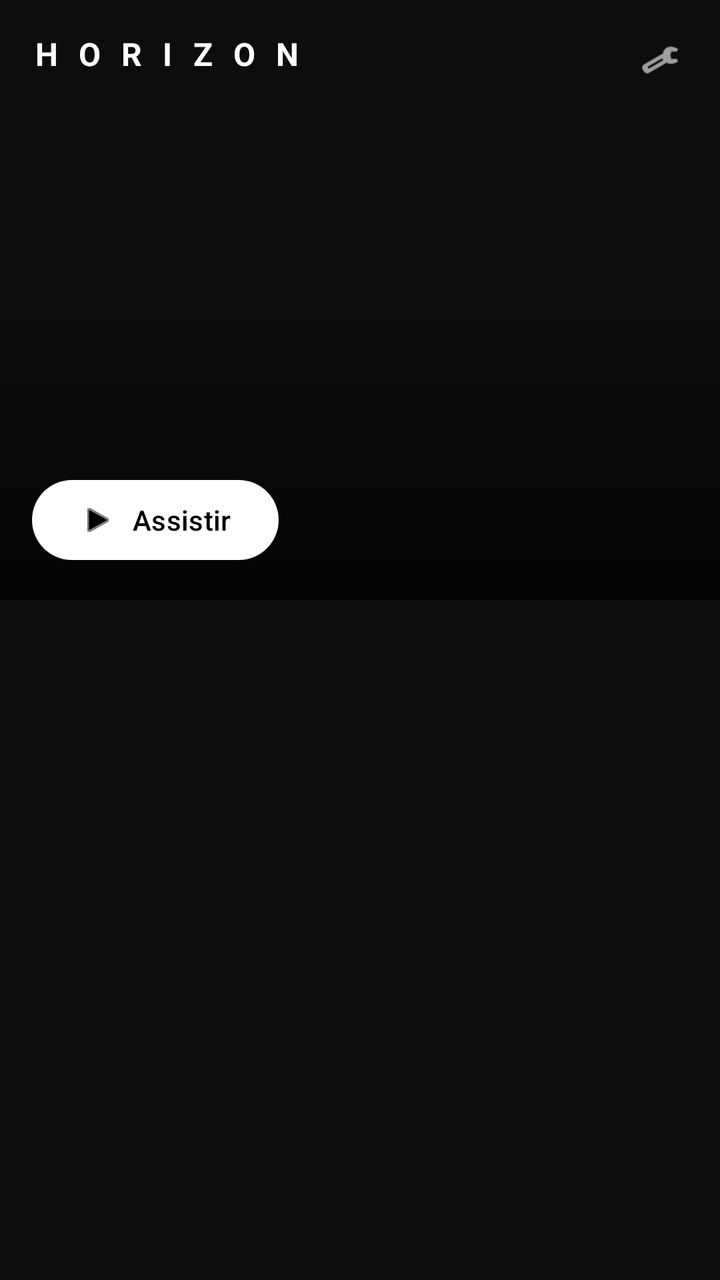
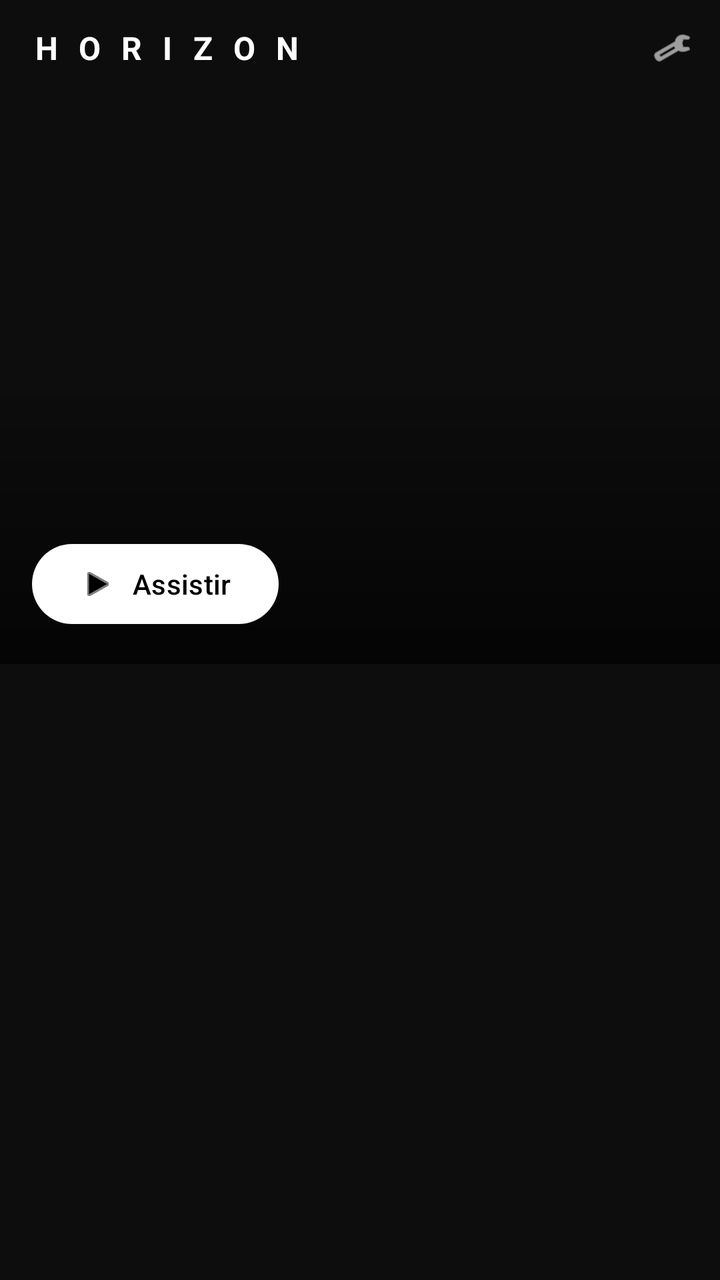

Two renders of the same Android screen: before a commit and after it. Below are the layout's source before the change and the commit's diff.
<!-- AndroidManifest.xml: application theme Theme.Horizon -->
<!-- res/layout/activity_stream.xml -->
<?xml version="1.0" encoding="utf-8"?>
<ScrollView xmlns:android="http://schemas.android.com/apk/res/android"
    xmlns:app="http://schemas.android.com/apk/res-auto"
    android:layout_width="match_parent"
    android:layout_height="match_parent"
    android:background="@color/bg"
    android:fillViewport="true"
    android:scrollbars="none">

    <LinearLayout
        android:layout_width="match_parent"
        android:layout_height="wrap_content"
        android:orientation="vertical"
        android:paddingBottom="24dp">

        
        <FrameLayout
            android:layout_width="match_parent"
            android:layout_height="300dp">

            <ImageView
                android:id="@+id/heroImage"
                android:layout_width="match_parent"
                android:layout_height="match_parent"
                android:scaleType="centerCrop" />

            <View
                android:layout_width="match_parent"
                android:layout_height="160dp"
                android:layout_gravity="bottom"
                android:background="@drawable/scrim_bottom" />

            <TextView
                android:layout_width="wrap_content"
                android:layout_height="wrap_content"
                android:layout_gravity="top|start"
                android:layout_margin="16dp"
                android:fitsSystemWindows="true"
                android:letterSpacing="0.2"
                android:text="@string/title"
                android:textColor="@color/text_primary"
                android:textSize="16sp"
                android:textStyle="bold" />

            <com.google.android.material.button.MaterialButton
                android:id="@+id/btnManage"
                style="@style/Widget.Material3.Button.IconButton"
                android:layout_width="48dp"
                android:layout_height="48dp"
                android:layout_gravity="top|end"
                android:layout_margin="6dp"
                app:icon="@android:drawable/ic_menu_manage"
                app:iconTint="@color/text_primary" />

            <LinearLayout
                android:layout_width="match_parent"
                android:layout_height="wrap_content"
                android:layout_gravity="bottom"
                android:orientation="vertical"
                android:padding="16dp">

                <TextView
                    android:id="@+id/heroTitle"
                    android:layout_width="match_parent"
                    android:layout_height="wrap_content"
                    android:ellipsize="end"
                    android:maxLines="2"
                    android:textColor="#FFFFFF"
                    android:textSize="20sp"
                    android:textStyle="bold" />

                <com.google.android.material.button.MaterialButton
                    android:id="@+id/btnHeroPlay"
                    android:layout_width="wrap_content"
                    android:layout_height="wrap_content"
                    android:layout_marginTop="10dp"
                    android:text="@string/play"
                    android:textColor="#000000"
                    app:backgroundTint="#FFFFFF"
                    app:icon="@android:drawable/ic_media_play"
                    app:iconTint="#000000" />
            </LinearLayout>
        </FrameLayout>

        
        <LinearLayout
            android:id="@+id/rows"
            android:layout_width="match_parent"
            android:layout_height="wrap_content"
            android:orientation="vertical"
            android:paddingTop="8dp" />

        <TextView
            android:id="@+id/empty"
            android:layout_width="match_parent"
            android:layout_height="wrap_content"
            android:gravity="center"
            android:padding="48dp"
            android:text="@string/empty_library"
            android:textColor="@color/text_secondary"
            android:visibility="gone" />
    </LinearLayout>
</ScrollView>
<!-- resources referenced by this layout -->
<resources>
  <color name="bg">#0D0D0D</color>
  <color name="text_primary">#FFFFFF</color>
  <color name="text_secondary">#9E9E9E</color>
  <!-- drawable scrim_bottom (drawable) -->
  <?xml version="1.0" encoding="utf-8"?>
  <shape xmlns:android="http://schemas.android.com/apk/res/android"
      android:shape="rectangle">
      <gradient
          android:angle="90"
          android:startColor="#B3000000"
          android:endColor="#00000000" />
  </shape>
  <string name="empty_library">Nenhum vídeo baixado ainda</string>
  <string name="play">Assistir</string>
  <string name="title">H O R I Z O N</string>
  <style name="Theme.Horizon" parent="Theme.Material3.Dark.NoActionBar">
          <item name="android:windowBackground">@color/bg</item>
          <item name="colorPrimary">@color/accent</item>
          <item name="colorOnPrimary">#000000</item>
          <item name="colorSurface">@color/surface</item>
          <item name="android:statusBarColor">@color/bg</item>
          <item name="android:navigationBarColor">@color/bg</item>
      </style>
  <color name="accent">#FF9800</color>
  <color name="surface">#1A1A1A</color>
</resources>

<!-- the commit's change to res/layout/activity_stream.xml (unified diff, before → after) -->
@@ -1,103 +1,191 @@
 <?xml version="1.0" encoding="utf-8"?>
-<ScrollView xmlns:android="http://schemas.android.com/apk/res/android"
+<FrameLayout xmlns:android="http://schemas.android.com/apk/res/android"
     xmlns:app="http://schemas.android.com/apk/res-auto"
     android:layout_width="match_parent"
     android:layout_height="match_parent"
     android:background="@color/bg"
-    android:fillViewport="true"
-    android:scrollbars="none">
+    android:fitsSystemWindows="true">
 
-    <LinearLayout
+    <ScrollView
         android:layout_width="match_parent"
-        android:layout_height="wrap_content"
-        android:orientation="vertical"
-        android:paddingBottom="24dp">
+        android:layout_height="match_parent"
+        android:fillViewport="true"
+        android:scrollbars="none">
 
-        
-        <FrameLayout
+        <LinearLayout
             android:layout_width="match_parent"
-            android:layout_height="300dp">
+            android:layout_height="wrap_content"
+            android:orientation="vertical"
+            android:paddingBottom="24dp">
 
-            <ImageView
-                android:id="@+id/heroImage"
-                android:layout_width="match_parent"
-                android:layout_height="match_parent"
-                android:scaleType="centerCrop" />
-
-            <View
-                android:layout_width="match_parent"
-                android:layout_height="160dp"
-                android:layout_gravity="bottom"
-                android:background="@drawable/scrim_bottom" />
-
-            <TextView
-                android:layout_width="wrap_content"
-                android:layout_height="wrap_content"
-                android:layout_gravity="top|start"
-                android:layout_margin="16dp"
-                android:fitsSystemWindows="true"
-                android:letterSpacing="0.2"
-                android:text="@string/title"
-                android:textColor="@color/text_primary"
-                android:textSize="16sp"
-                android:textStyle="bold" />
-
-            <com.google.android.material.button.MaterialButton
-                android:id="@+id/btnManage"
-                style="@style/Widget.Material3.Button.IconButton"
-                android:layout_width="48dp"
-                android:layout_height="48dp"
-                android:layout_gravity="top|end"
-                android:layout_margin="6dp"
-                app:icon="@android:drawable/ic_menu_manage"
-                app:iconTint="@color/text_primary" />
-
+            
             <LinearLayout
                 android:layout_width="match_parent"
                 android:layout_height="wrap_content"
-                android:layout_gravity="bottom"
-                android:orientation="vertical"
-                android:padding="16dp">
+                android:gravity="center_vertical"
+                android:orientation="horizontal"
+                android:paddingStart="16dp">
 
                 <TextView
-                    android:id="@+id/heroTitle"
-                    android:layout_width="match_parent"
+                    android:layout_width="0dp"
                     android:layout_height="wrap_content"
-                    android:ellipsize="end"
-                    android:maxLines="2"
-                    android:textColor="#FFFFFF"
-                    android:textSize="20sp"
+                    android:layout_weight="1"
+                    android:letterSpacing="0.2"
+                    android:text="@string/title"
+                    android:textColor="@color/text_primary"
+                    android:textSize="16sp"
                     android:textStyle="bold" />
 
                 <com.google.android.material.button.MaterialButton
-                    android:id="@+id/btnHeroPlay"
+                    android:id="@+id/btnManage"
+                    style="@style/Widget.Material3.Button.IconButton"
+                    android:layout_width="48dp"
+                    android:layout_height="48dp"
+                    app:icon="@android:drawable/ic_menu_manage"
+                    app:iconTint="@color/text_primary" />
+            </LinearLayout>
+
+            <HorizontalScrollView
+                android:layout_width="match_parent"
+                android:layout_height="wrap_content"
+                android:paddingHorizontal="12dp"
+                android:paddingBottom="4dp"
+                android:scrollbars="none">
+
+                <com.google.android.material.chip.ChipGroup
+                    android:id="@+id/catBar"
                     android:layout_width="wrap_content"
                     android:layout_height="wrap_content"
-                    android:layout_marginTop="10dp"
-                    android:text="@string/play"
-                    android:textColor="#000000"
-                    app:backgroundTint="#FFFFFF"
-                    app:icon="@android:drawable/ic_media_play"
-                    app:iconTint="#000000" />
-            </LinearLayout>
-        </FrameLayout>
+                    app:singleLine="true"
+                    app:singleSelection="true" />
+            </HorizontalScrollView>
 
-        
-        <LinearLayout
-            android:id="@+id/rows"
-            android:layout_width="match_parent"
-            android:layout_height="wrap_content"
-            android:orientation="vertical"
-            android:paddingTop="8dp" />
+            
+            <FrameLayout
+                android:id="@+id/heroBox"
+                android:layout_width="match_parent"
+                android:layout_height="280dp">
+
+                <ImageView
+                    android:id="@+id/heroImage"
+                    android:layout_width="match_parent"
+                    android:layout_height="match_parent"
+                    android:scaleType="centerCrop" />
+
+                <View
+                    android:layout_width="match_parent"
+                    android:layout_height="150dp"
+                    android:layout_gravity="bottom"
+                    android:background="@drawable/scrim_bottom" />
+
+                <LinearLayout
+                    android:layout_width="match_parent"
+                    android:layout_height="wrap_content"
+                    android:layout_gravity="bottom"
+                    android:orientation="vertical"
+                    android:padding="16dp">
+
+                    <TextView
+                        android:id="@+id/heroTitle"
+                        android:layout_width="match_parent"
+                        android:layout_height="wrap_content"
+                        android:ellipsize="end"
+                        android:maxLines="2"
+                        android:textColor="#FFFFFF"
+                        android:textSize="20sp"
+                        android:textStyle="bold" />
+
+                    <com.google.android.material.button.MaterialButton
+                        android:id="@+id/btnHeroPlay"
+                        android:layout_width="wrap_content"
+                        android:layout_height="wrap_content"
+                        android:layout_marginTop="10dp"
+                        android:text="@string/play"
+                        android:textColor="#000000"
+                        app:backgroundTint="#FFFFFF"
+                        app:icon="@android:drawable/ic_media_play"
+                        app:iconTint="#000000" />
+                </LinearLayout>
+            </FrameLayout>
+
+            <LinearLayout
+                android:id="@+id/rows"
+                android:layout_width="match_parent"
+                android:layout_height="wrap_content"
+                android:orientation="vertical"
+                android:paddingTop="8dp" />
+
+            <TextView
+                android:id="@+id/empty"
+                android:layout_width="match_parent"
+                android:layout_height="wrap_content"
+                android:gravity="center"
+                android:padding="48dp"
+                android:text="@string/empty_library"
+                android:textColor="@color/text_secondary"
+                android:visibility="gone" />
+        </LinearLayout>
+    </ScrollView>
+
+    
+    <LinearLayout
+        android:id="@+id/bottomBar"
+        android:layout_width="match_parent"
+        android:layout_height="wrap_content"
+        android:layout_gravity="bottom"
+        android:background="@color/surface"
+        android:gravity="center_vertical"
+        android:orientation="horizontal"
+        android:padding="6dp"
+        android:visibility="gone">
 
         <TextView
-            android:id="@+id/empty"
-            android:layout_width="match_parent"
+            android:id="@+id/selCount"
+            android:layout_width="0dp"
             android:layout_height="wrap_content"
-            android:gravity="center"
-            android:padding="48dp"
-            android:text="@string/empty_library"
-            android:textColor="@color/text_secondary"
-            android:visibility="gone" />
+            android:layout_weight="1"
+            android:paddingStart="10dp"
+            android:text="0"
+            android:textColor="@color/text_primary" />
+
+        <com.google.android.material.button.MaterialButton
+            android:id="@+id/btnCatSel"
+            style="@style/Widget.Material3.Button.TextButton.Icon"
+            android:layout_width="wrap_content"
+            android:layout_height="wrap_content"
+            android:minWidth="0dp"
+            android:text="@string/category"
+            android:textColor="@color/accent"
+            android:textSize="11sp"
+            app:icon="@android:drawable/ic_menu_agenda"
+            app:iconTint="@color/accent" />
+
+        <com.google.android.material.button.MaterialButton
+            android:id="@+id/btnMoveSel"
+            style="@style/Widget.Material3.Button.TextButton.Icon"
+            android:layout_width="wrap_content"
+            android:layout_height="wrap_content"
+            android:minWidth="0dp"
+            android:text="@string/move"
+            android:textColor="@color/accent"
+            android:textSize="11sp"
+            app:icon="@android:drawable/ic_menu_save"
+            app:iconTint="@color/accent" />
+
+        <com.google.android.material.button.MaterialButton
+            android:id="@+id/btnShareSel"
+            style="@style/Widget.Material3.Button.IconButton"
+            android:layout_width="44dp"
+            android:layout_height="44dp"
+            app:icon="@android:drawable/ic_menu_share"
+            app:iconTint="@color/accent" />
+
+        <com.google.android.material.button.MaterialButton
+            android:id="@+id/btnDeleteSel"
+            style="@style/Widget.Material3.Button.IconButton"
+            android:layout_width="44dp"
+            android:layout_height="44dp"
+            app:icon="@android:drawable/ic_menu_delete"
+            app:iconTint="#FF5252" />
     </LinearLayout>
-</ScrollView>
+</FrameLayout>
<!-- resource entries referenced after the edit -->
@@ -12,7 +12,9 @@
           android:startColor="#B3000000"
           android:endColor="#00000000" />
   </shape>
+  <string name="category">Categoria</string>
   <string name="empty_library">Nenhum vídeo baixado ainda</string>
+  <string name="move">Mover</string>
   <string name="play">Assistir</string>
   <string name="title">H O R I Z O N</string>
   <style name="Theme.Horizon" parent="Theme.Material3.Dark.NoActionBar">
